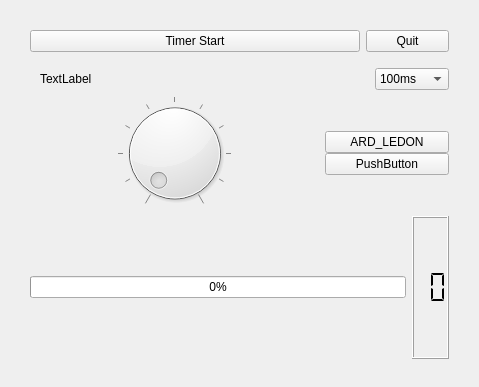
Old version of the form DialClient/dialcient.ui in the repository pdh736/iotemb.
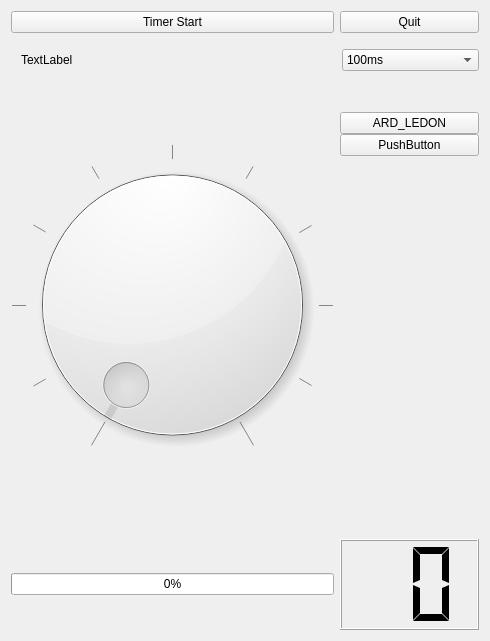
New version of the form.

```diff
--- a/DialClient/dialcient.ui
+++ b/DialClient/dialcient.ui
@@ -6,25 +6,18 @@
    <rect>
     <x>0</x>
     <y>0</y>
-    <width>479</width>
-    <height>387</height>
+    <width>490</width>
+    <height>641</height>
    </rect>
   </property>
   <property name="windowTitle">
    <string>DialCient</string>
   </property>
-  <widget class="QWidget" name="verticalLayoutWidget">
-   <property name="geometry">
-    <rect>
-     <x>19</x>
-     <y>19</y>
-     <width>441</width>
-     <height>351</height>
-    </rect>
-   </property>
+  <layout class="QVBoxLayout" name="verticalLayout_4">
+   <item>
    <layout class="QVBoxLayout" name="verticalLayout" stretch="1,1,5,1">
     <item>
-     <layout class="QHBoxLayout" name="horizontalLayout" stretch="4,1">
+      <layout class="QHBoxLayout" name="horizontalLayout" stretch="7,3">
       <item>
        <widget class="QPushButton" name="pTimerButton">
         <property name="text">
@@ -45,7 +38,7 @@
      </layout>
     </item>
     <item>
-     <layout class="QHBoxLayout" name="horizontalLayout_2">
+      <layout class="QHBoxLayout" name="horizontalLayout_2" stretch="7,3">
       <property name="spacing">
        <number>0</number>
       </property>
@@ -62,19 +55,6 @@
         </property>
        </widget>
       </item>
-      <item>
-       <spacer name="horizontalSpacer">
-        <property name="orientation">
-         <enum>Qt::Horizontal</enum>
-        </property>
-        <property name="sizeHint" stdset="0">
-         <size>
-          <width>40</width>
-          <height>20</height>
-         </size>
-        </property>
-       </spacer>
-      </item>
       <item>
        <widget class="QComboBox" name="pComboBox">
         <property name="maxCount">
@@ -137,6 +117,8 @@
     <item>
      <layout class="QHBoxLayout" name="horizontalLayout_3" stretch="7,3">
       <item>
+        <layout class="QVBoxLayout" name="verticalLayout_3">
+         <item>
        <widget class="QDial" name="pDial">
         <property name="maximum">
          <number>10</number>
@@ -149,6 +131,8 @@
         </property>
        </widget>
       </item>
+        </layout>
+       </item>
       <item>
        <layout class="QVBoxLayout" name="verticalLayout_2">
         <property name="spacing">
@@ -177,12 +161,25 @@
           </property>
          </widget>
         </item>
+         <item>
+          <spacer name="verticalSpacer">
+           <property name="orientation">
+            <enum>Qt::Vertical</enum>
+           </property>
+           <property name="sizeHint" stdset="0">
+            <size>
+             <width>20</width>
+             <height>40</height>
+            </size>
+           </property>
+          </spacer>
+         </item>
        </layout>
       </item>
      </layout>
     </item>
     <item>
-     <layout class="QHBoxLayout" name="horizontalLayout_4">
+      <layout class="QHBoxLayout" name="horizontalLayout_4" stretch="7,3">
       <item>
        <widget class="QProgressBar" name="pProgressBar">
         <property name="value">
@@ -203,7 +200,8 @@
      </layout>
     </item>
    </layout>
-  </widget>
+   </item>
+  </layout>
  </widget>
  <layoutdefault spacing="6" margin="11"/>
  <resources/>
```
Lines whose indentation alone changed are shown as unchanged.
